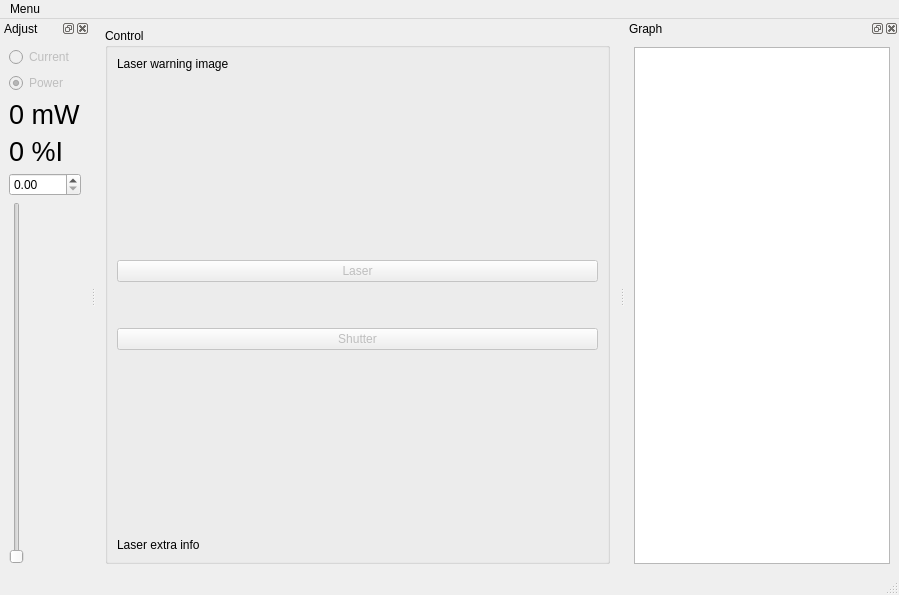
Above: gui/laser/ui_laser.ui from Ulm-IQO/qudi before the change. Below: the same form after it.
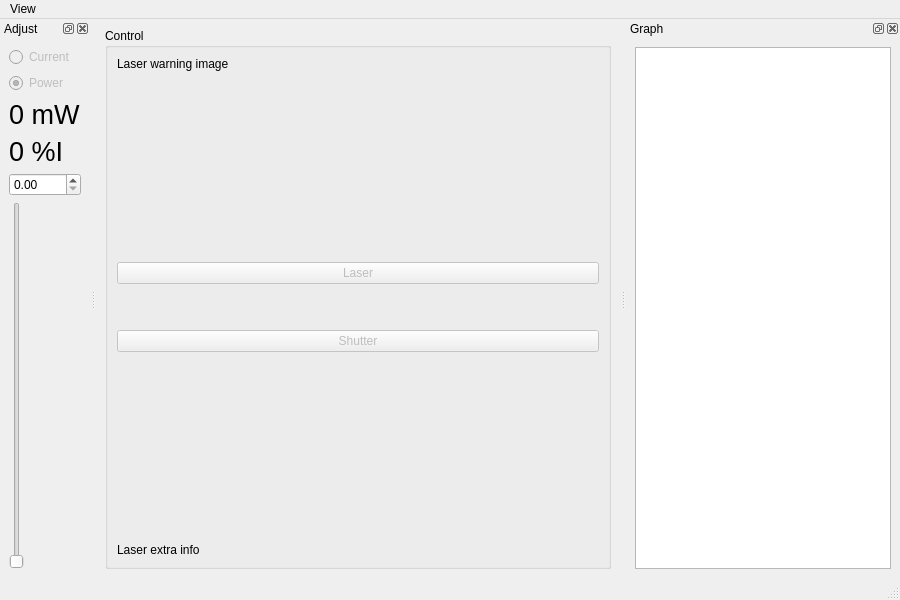
That is the form after the change. Icons and pictures are not drawn. Custom widgets are drawn as their Qt base class.

Commit message: add support for spectra millennia eV laser

The edit to the form file:
```diff
--- a/gui/laser/ui_laser.ui
+++ b/gui/laser/ui_laser.ui
@@ -6,8 +6,8 @@
    <rect>
     <x>0</x>
     <y>0</y>
-    <width>899</width>
-    <height>595</height>
+    <width>900</width>
+    <height>600</height>
    </rect>
   </property>
   <property name="windowTitle">
@@ -39,10 +39,13 @@
          <property name="orientation">
           <enum>Qt::Vertical</enum>
          </property>
+         <property name="sizeType">
+          <enum>QSizePolicy::Expanding</enum>
+         </property>
          <property name="sizeHint" stdset="0">
           <size>
            <width>20</width>
-           <height>147</height>
+           <height>30</height>
           </size>
          </property>
         </spacer>
@@ -52,6 +55,12 @@
          <property name="enabled">
           <bool>false</bool>
          </property>
+         <property name="sizePolicy">
+          <sizepolicy hsizetype="Preferred" vsizetype="Fixed">
+           <horstretch>0</horstretch>
+           <verstretch>0</verstretch>
+          </sizepolicy>
+         </property>
          <property name="text">
           <string>Laser</string>
          </property>
@@ -81,6 +90,12 @@
          <property name="enabled">
           <bool>false</bool>
          </property>
+         <property name="sizePolicy">
+          <sizepolicy hsizetype="Preferred" vsizetype="Fixed">
+           <horstretch>0</horstretch>
+           <verstretch>0</verstretch>
+          </sizepolicy>
+         </property>
          <property name="text">
           <string>Shutter</string>
          </property>
@@ -134,13 +149,13 @@
     <rect>
      <x>0</x>
      <y>0</y>
-     <width>899</width>
-     <height>21</height>
+     <width>900</width>
+     <height>30</height>
     </rect>
    </property>
    <widget class="QMenu" name="menuMenu">
     <property name="title">
-     <string>Menu</string>
+     <string>View</string>
     </property>
     <addaction name="actionClose"/>
    </widget>
```
Left out of the diff: 65 changed lines with no effect on the pictures. The commit also changes 3 other files.
